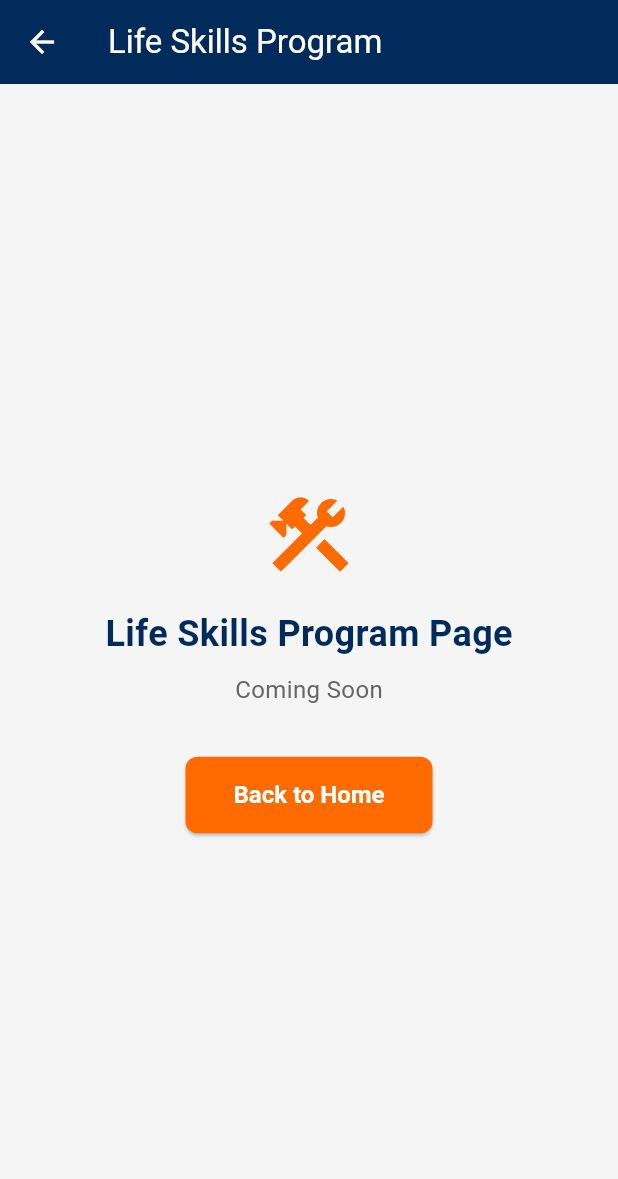
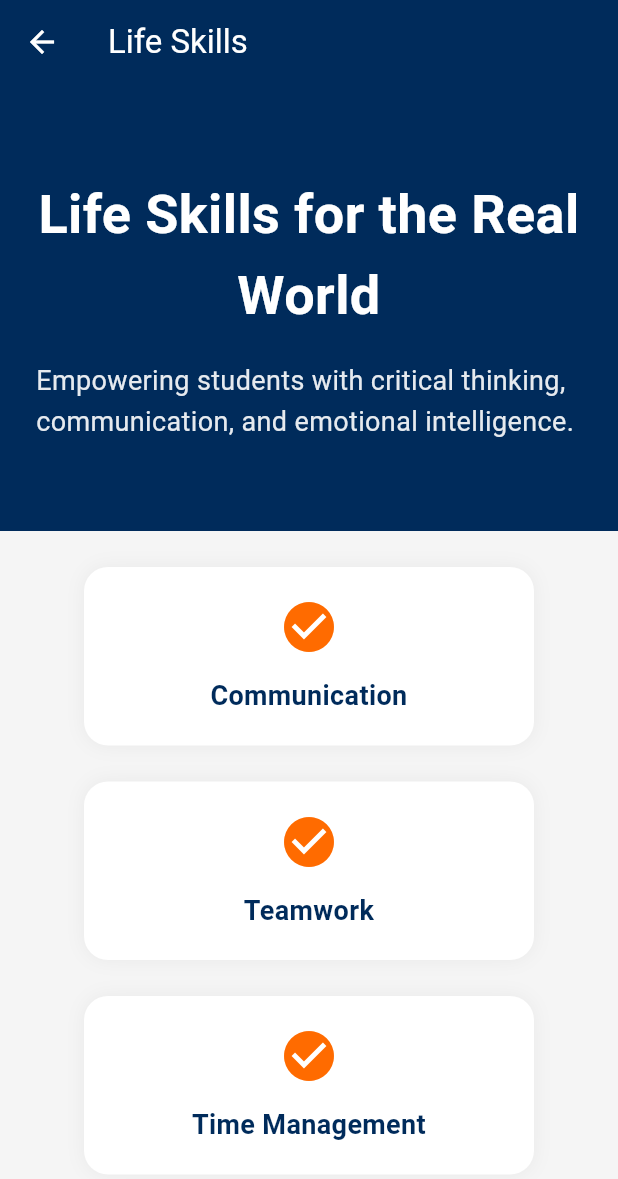
Before and after one commit to Ishi17/incendia2, a Flutter app: the screen it shows after launch, after a tap on "Life Skills", on a phone screen of 412 x 824 dp. Shown: the top 1179 px of the screen. Run offline on Flutter 3.47's test engine with Material 3 defaults, Android fonts, the phone set to English and light mode, and no system bars; network calls fail; Roboto replaces fonts that are missing (Poppins).

Commit message:
Life Skills Page

```diff
--- a/lib/main.dart
+++ b/lib/main.dart
@@ -1,4 +1,5 @@
 import 'package:flutter/material.dart';
+import 'package:incendia_webpage/pages/life_skills_page.dart';
 
 void main() {
   runApp(MyApp());
@@ -54,7 +55,7 @@ class MyApp extends StatelessWidget {
       routes: {
         '/about': (context) => PlaceholderPage('About Us'),
         '/academic': (context) => PlaceholderPage('Academic Mastery'),
-        '/life-skills': (context) => PlaceholderPage('Life Skills Program'),
+        '/life-skills': (context) => LifeSkillsPage(),
         '/schedule': (context) => PlaceholderPage('Schedule & Locations'),
         '/admissions': (context) => PlaceholderPage('Admissions'),
         '/gallery': (context) => PlaceholderPage('Gallery'),
--- /dev/null
+++ b/lib/pages/life_skills_page.dart
@@ -0,0 +1,157 @@
+import 'package:flutter/material.dart';
+
+class LifeSkillsPage extends StatelessWidget {
+  @override
+  Widget build(BuildContext context) {
+    return Scaffold(
+      appBar: AppBar(
+        title: Text('Life Skills'),
+        backgroundColor: Color(0xFF002B5B),
+        foregroundColor: Colors.white,
+      ),
+      body: SingleChildScrollView(
+        child: Container(
+          width: double.infinity, // Make container take full width
+          child: Column(
+            crossAxisAlignment: CrossAxisAlignment.center, // Center contents horizontally
+            children: [
+              // SizedBox(height: 22), - Top Margin
+              _buildHeaderSection(),
+              _buildSkillsList(),
+              _buildTestimonialSection(),
+              _buildFooter(context),
+            ],
+          ),
+        ),
+      ),
+    );
+  }
+
+  Widget _buildHeaderSection() {
+    return Container(
+      width: double.infinity, // Ensure full width here too
+      padding: EdgeInsets.symmetric(vertical: 60, horizontal: 24),
+      color: Color(0xFF002B5B),
+      child: Column(
+        crossAxisAlignment: CrossAxisAlignment.center,
+        children: [
+          Text(
+            'Life Skills for the Real World',
+            textAlign: TextAlign.center,
+            style: TextStyle(
+              fontSize: 36,
+              fontWeight: FontWeight.bold,
+              color: Colors.white,
+            ),
+          ),
+          SizedBox(height: 16),
+          Text(
+            'Empowering students with critical thinking, communication, and emotional intelligence.',
+            style: TextStyle(
+              fontSize: 18,
+              color: Colors.white.withOpacity(0.9),
+            ),
+          ),
+        ],
+      ),
+    );
+  }
+
+  Widget _buildSkillsList() {
+    final skills = [
+      'Communication',
+      'Teamwork',
+      'Time Management',
+      'Critical Thinking',
+      'Emotional Intelligence',
+      'Financial Literacy',
+    ];
+
+    return Padding(
+      padding: const EdgeInsets.all(24.0),
+      child: Wrap(
+        spacing: 24,
+        runSpacing: 24,
+        alignment: WrapAlignment.center, // Center the skill cards in the row
+        children: skills.map((skill) {
+          return Container(
+            width: 300,
+            padding: EdgeInsets.all(20),
+            decoration: BoxDecoration(
+              color: Colors.white,
+              borderRadius: BorderRadius.circular(16),
+              boxShadow: [
+                BoxShadow(
+                  color: Colors.black.withOpacity(0.05),
+                  blurRadius: 10,
+                ),
+              ],
+            ),
+            child: Column(
+              children: [
+                Icon(Icons.check_circle, color: Color(0xFFFF6B00), size: 40),
+                SizedBox(height: 12),
+                Text(
+                  skill,
+                  style: TextStyle(
+                    fontSize: 18,
+                    fontWeight: FontWeight.bold,
+                    color: Color(0xFF002B5B),
+                  ),
+                  textAlign: TextAlign.center,
+                ),
+              ],
+            ),
+          );
+        }).toList(),
+      ),
+    );
+  }
+
+  Widget _buildTestimonialSection() {
+    return Container(
+      width: double.infinity, // Full width section
+      padding: EdgeInsets.all(24),
+      color: Color(0xFFEEF2F7),
+      child: Column(
+        children: [
+          Text(
+            'What Our Students Say',
+            style: TextStyle(
+              fontSize: 24,
+              fontWeight: FontWeight.bold,
+              color: Color(0xFF002B5B),
+            ),
+          ),
+          SizedBox(height: 16),
+          Text(
+            '"Learning life skills here helped me become more confident and independent."',
+            style: TextStyle(fontSize: 16, color: Color(0xFF333333)),
+            textAlign: TextAlign.center,
+          ),
+        ],
+      ),
+    );
+  }
+
+  Widget _buildFooter(BuildContext context) {
+    return Container(
+      width: double.infinity, // Full width footer
+      padding: EdgeInsets.all(24),
+      color: Color(0xFF001122),
+      child: Column(
+        children: [
+          Text(
+            'Interested in Life Skills Programs?',
+            style: TextStyle(color: Colors.white, fontSize: 18),
+          ),
+          SizedBox(height: 12),
+          ElevatedButton(
+            onPressed: () => Navigator.pushNamed(context, '/admissions'),
+            child: Text('Apply Now'),
+          ),
+        ],
+      ),
+    );
+  }
+}
```
